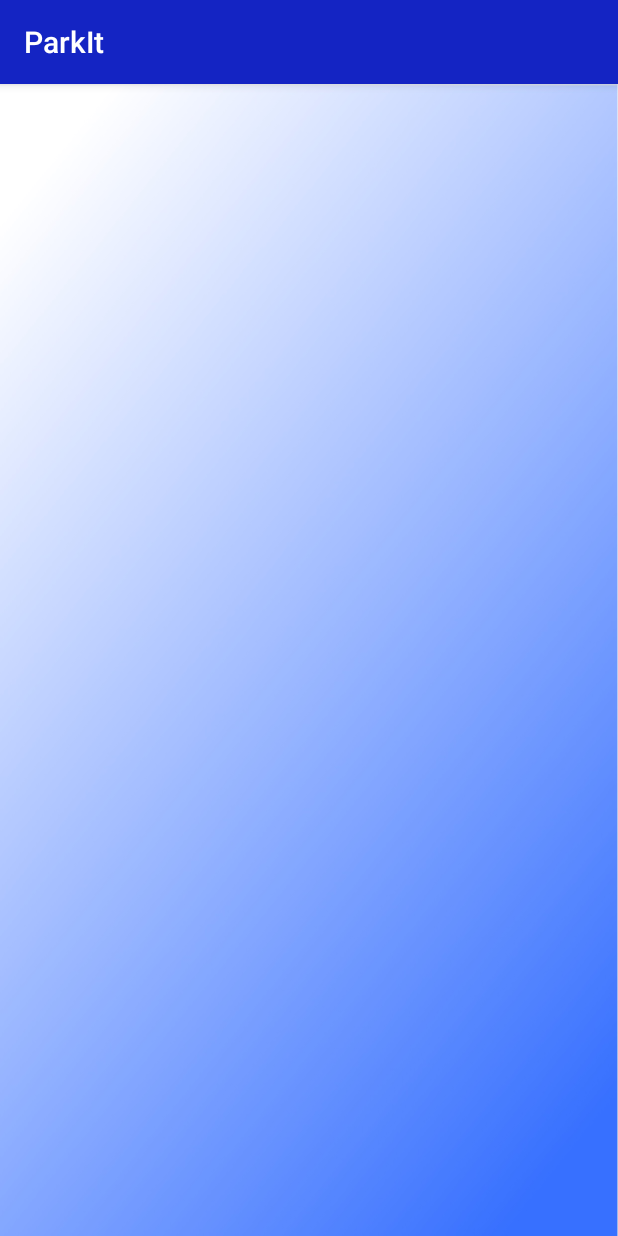
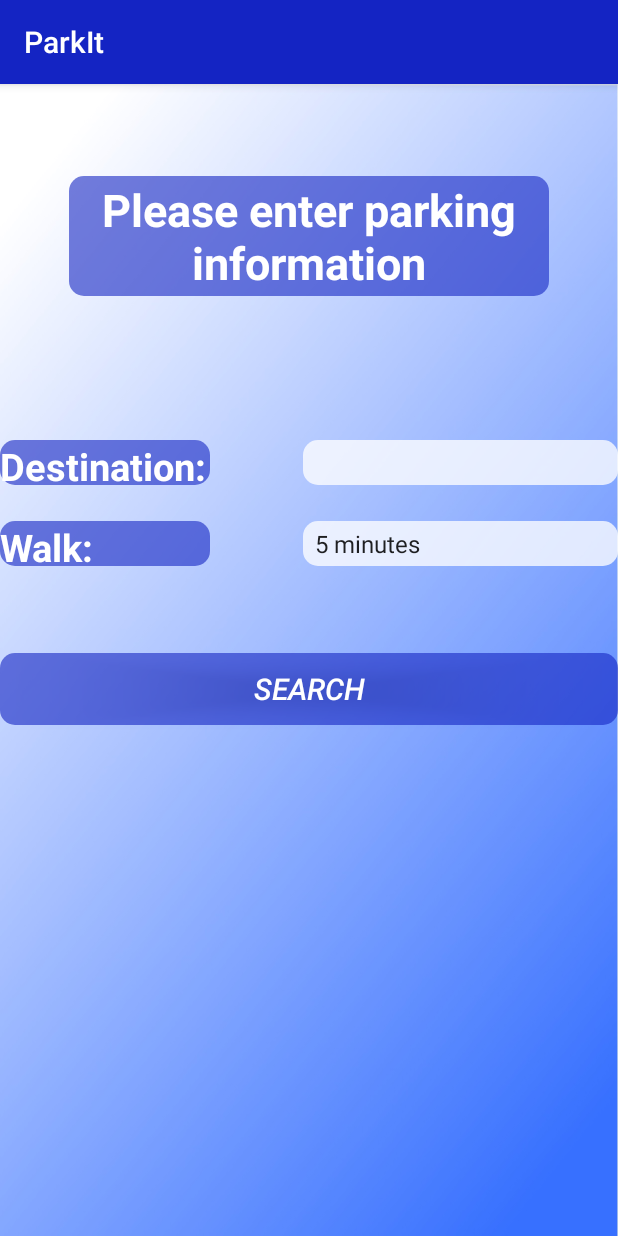
Before and after one commit to HadarPur/ParkIt, an Android app: the FindParkingSpaceActivity screen opened directly, with no data from a screen before it, on a phone screen of 412 x 824 dp. Run offline under Robolectric (Android 15) with nearby library versions, the phone set to English and light mode, and no system bars.

Commit message:
add the search activity

```diff
--- a/app/src/main/AndroidManifest.xml
+++ b/app/src/main/AndroidManifest.xml
@@ -13,32 +13,43 @@
             android:screenOrientation="portrait">
             <intent-filter>
                 <action android:name="android.intent.action.MAIN" />
+
                 <category android:name="android.intent.category.LAUNCHER" />
             </intent-filter>
         </activity>
-
-        <activity android:name=".FindMyCarActivity"
+        <activity
+            android:name=".FindMyCarActivity"
             android:noHistory="true"
             android:screenOrientation="portrait">
             <intent-filter>
                 <action android:name="android.intent.action.MAIN" />
+
                 <category android:name="android.intent.category.DEFAULT" />
             </intent-filter>
         </activity>
-
         <activity
             android:name=".StatisticsActivity"
             android:noHistory="true"
             android:screenOrientation="portrait">
             <intent-filter>
                 <action android:name="android.intent.action.MAIN" />
+
+                <category android:name="android.intent.category.DEFAULT" />
+            </intent-filter>
+        </activity>
+        <activity
+            android:name=".FindParkingSpaceActivity"
+            android:noHistory="true"
+            android:screenOrientation="portrait">
+            <intent-filter>
+                <action android:name="android.intent.action.MAIN" />
+
                 <category android:name="android.intent.category.DEFAULT" />
             </intent-filter>
         </activity>
 
-
         <activity
-            android:name=".FindParkingSpaceActivity"
+            android:name=".Top5ParkingSpaceActivity"
             android:noHistory="true"
             android:screenOrientation="portrait">
             <intent-filter>
--- a/app/src/main/java/com/example/hadar/parkit/FindParkingSpaceActivity.java
+++ b/app/src/main/java/com/example/hadar/parkit/FindParkingSpaceActivity.java
@@ -1,13 +1,47 @@
 package com.example.hadar.parkit;
 
+import android.content.Intent;
+import android.graphics.Color;
 import android.support.v7.app.AppCompatActivity;
 import android.os.Bundle;
+import android.view.View;
+import android.widget.ArrayAdapter;
+import android.widget.Button;
+import android.widget.Spinner;
 
 public class FindParkingSpaceActivity extends AppCompatActivity {
-
+    private Button search;
+    private Spinner spinner;
     @Override
     protected void onCreate(Bundle savedInstanceState) {
         super.onCreate(savedInstanceState);
         setContentView(R.layout.activity_find_parking_space);
     }
+
+    @Override
+    protected void onStart() {
+        super.onStart();
+        findViews();
+        addListenersToButtons();
+    }
+
+    void findViews() {
+        search = (Button) findViewById(R.id.search);
+        spinner = (Spinner)  findViewById(R.id.spinner);
+        ArrayAdapter<CharSequence> adapter = ArrayAdapter.createFromResource(this,
+                R.array.walk_array, android.R.layout.simple_spinner_item);
+        adapter.setDropDownViewResource(android.R.layout.simple_spinner_dropdown_item);
+        spinner.setAdapter(adapter);
+    }
+
+    public void addListenersToButtons() {
+        search.setOnClickListener(new View.OnClickListener() {
+            @Override
+            public void onClick(View v) {
+                Intent intent = new Intent(FindParkingSpaceActivity.this, Top5ParkingSpaceActivity.class);
+                startActivity(intent);
+                overridePendingTransition(R.anim.slide_in, R.anim.slide_out);
+            }
+        });
+    }
 }
--- /dev/null
+++ b/app/src/main/java/com/example/hadar/parkit/Top5ParkingSpaceActivity.java
@@ -0,0 +1,13 @@
+package com.example.hadar.parkit;
+
+import android.support.v7.app.AppCompatActivity;
+import android.os.Bundle;
+
+public class Top5ParkingSpaceActivity extends AppCompatActivity {
+
+    @Override
+    protected void onCreate(Bundle savedInstanceState) {
+        super.onCreate(savedInstanceState);
+        setContentView(R.layout.activity_top5_parking_space);
+    }
+}
--- a/app/src/main/res/layout/activity_find_parking_space.xml
+++ b/app/src/main/res/layout/activity_find_parking_space.xml
@@ -6,4 +6,82 @@
     android:background="@drawable/backactivity"
     tools:context="com.example.hadar.parkit.FindParkingSpaceActivity">
 
+    <TextView
+        android:layout_width="320dp"
+        android:layout_height="80dp"
+        android:textColor="@android:color/white"
+        android:textStyle="bold"
+        android:textSize="30dp"
+        android:gravity="center"
+        android:text="Please enter parking information"
+        android:backgroundTint="@color/colorAccent"
+        android:background="@drawable/mybutton"
+        android:layout_marginTop="61dp"
+        android:id="@+id/textView3"
+        android:layout_alignParentTop="true"
+        android:layout_centerHorizontal="true" />
+
+    <TextView
+        android:layout_width="140dp"
+        android:layout_height="30dp"
+        android:text="Destination:"
+        android:textStyle="bold"
+        android:textSize="25dp"
+        android:textColor="@android:color/white"
+        android:backgroundTint="@color/colorAccent"
+        android:background="@drawable/mybutton"
+        android:id="@+id/textView"
+        android:layout_marginTop="96dp"
+        android:layout_below="@+id/textView3"
+        android:layout_alignParentStart="true" />
+
+    <EditText
+        android:layout_width="210dp"
+        android:layout_height="30dp"
+        android:textSize="15dp"
+        android:textColor="@android:color/black"
+        android:backgroundTint="@android:color/background_light"
+        android:background="@drawable/mybutton"
+        android:id="@+id/editText"
+        android:layout_alignTop="@+id/textView"
+        android:layout_alignParentEnd="true" />
+
+    <TextView
+        android:layout_width="140dp"
+        android:layout_height="30dp"
+        android:text="Walk:"
+        android:textStyle="bold"
+        android:textSize="25dp"
+        android:textColor="@android:color/white"
+        android:backgroundTint="@color/colorAccent"
+        android:background="@drawable/mybutton"
+        android:id="@+id/textView2"
+        android:layout_below="@+id/editText"
+        android:layout_alignParentStart="true"
+        android:layout_marginTop="24dp" />
+
+    <Spinner
+        android:id="@+id/spinner"
+        android:layout_width="210dp"
+        android:layout_height="30dp"
+        android:backgroundTint="@android:color/background_light"
+        android:background="@drawable/mybutton"
+        android:layout_alignBottom="@+id/textView2"
+        android:layout_alignParentEnd="true"
+        android:layout_alignTop="@+id/textView2" />
+
+    <Button
+        android:id="@+id/search"
+        android:layout_width="match_parent"
+        android:layout_height="wrap_content"
+        android:background="@drawable/mybutton"
+        android:text="Search"
+        android:textStyle="italic"
+        android:backgroundTint="@color/colorAccent"
+        android:textColor="@android:color/white"
+        android:textSize="20dp"
+        android:layout_below="@+id/textView2"
+        android:layout_alignParentStart="true"
+        android:layout_marginTop="58dp" />
+
 </RelativeLayout>
--- /dev/null
+++ b/app/src/main/res/layout/activity_top5_parking_space.xml
@@ -0,0 +1,9 @@
+<?xml version="1.0" encoding="utf-8"?>
+<RelativeLayout xmlns:android="http://schemas.android.com/apk/res/android"
+    xmlns:tools="http://schemas.android.com/tools"
+    android:layout_width="match_parent"
+    android:layout_height="match_parent"
+    android:background="@drawable/backactivity"
+    tools:context="com.example.hadar.parkit.StatisticsActivity">
+
+</RelativeLayout>
--- a/app/src/main/res/values/strings.xml
+++ b/app/src/main/res/values/strings.xml
@@ -1,3 +1,13 @@
 <resources>
     <string name="app_name">ParkIt</string>
+
+    <string-array name="walk_array">
+        <item>5 minutes</item>
+        <item>10 minutes</item>
+        <item>15 minutes</item>
+        <item>20 minutes</item>
+        <item>25 minutes</item>
+        <item>30 minutes</item>
+    </string-array>
+
 </resources>
```
